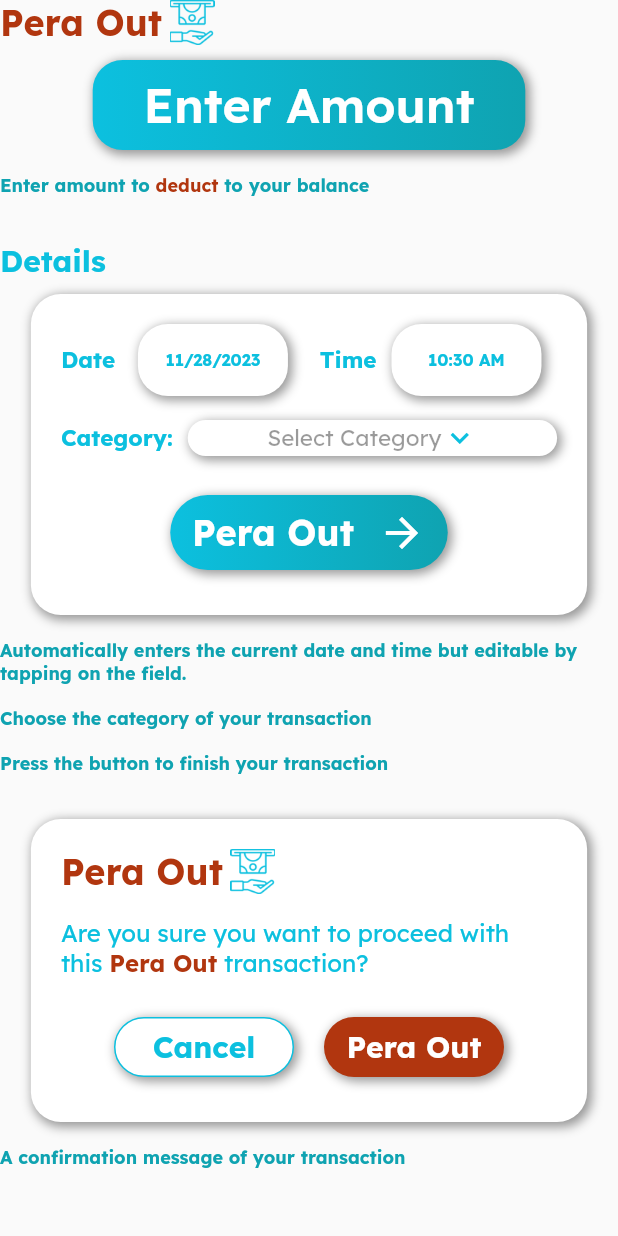
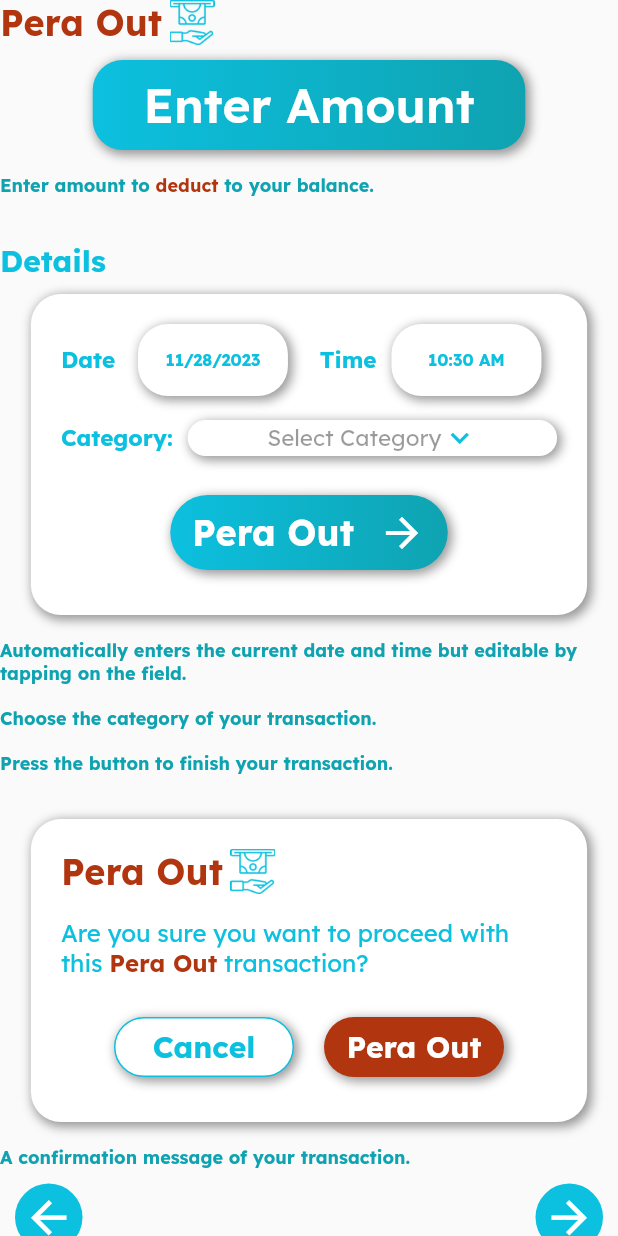
Before and after one commit to Montero-MD/peraplan, a Flutter app: the PeraOutHelp widget shown alone on an empty page, opened directly, on a phone screen of 412 x 824 dp. Run offline on Flutter 3.47's test engine with Material 2 defaults, Android fonts, the phone set to English and light mode, and no system bars; our stand-ins replace google_fonts, hive, hive_flutter, responsive_sizer; accounts and stored records are empty.

Commit message:
edited sized boxes

```diff
--- a/lib/components/help_section_3.dart
+++ b/lib/components/help_section_3.dart
@@ -1,6 +1,6 @@
 import 'package:flutter/material.dart';
 import 'package:peraplan/pages/help_page_2.dart';
-import 'package:peraplan/pages/home_page.dart';
+import 'package:peraplan/pages/help_page_4.dart';
 import 'package:peraplan/utils/styles.dart';
 
 class PeraOutHelp extends StatelessWidget {
@@ -71,7 +71,7 @@ class PeraOutHelp extends StatelessWidget {
                       text: 'deduct ',
                       style: helpRed,
                     ),
-                    TextSpan(text: 'to your balance', style: helpText),
+                    TextSpan(text: 'to your balance.', style: helpText),
                   ],
                 ),
               ),
@@ -256,7 +256,7 @@ class PeraOutHelp extends StatelessWidget {
             children: [
               Expanded(
                 child: Text(
-                  'Automatically enters the current date and time but editable by tapping on the field.\n\nChoose the category of your transaction\n\nPress the button to finish your transaction',
+                  'Automatically enters the current date and time but editable by tapping on the field.\n\nChoose the category of your transaction.\n\nPress the button to finish your transaction.',
                   style: helpText,
                 ),
               ),
@@ -376,13 +376,12 @@ class PeraOutHelp extends StatelessWidget {
             children: [
               Expanded(
                 child: Text(
-                  'A confirmation message of your transaction',
+                  'A confirmation message of your transaction.',
                   style: helpText,
                 ),
               ),
             ],
           ),
-          SizedBox(height: large),
           Row(
             mainAxisAlignment: MainAxisAlignment.spaceBetween,
             children: [
@@ -393,8 +392,7 @@ class PeraOutHelp extends StatelessWidget {
                       pageBuilder: (context, animation, secondaryAnimation) {
                         return const HelpPage2();
                       },
-                      transitionDuration: const Duration(
-                          milliseconds: 100), // Set a shorter duration
+                      transitionDuration: const Duration(milliseconds: 100),
                       transitionsBuilder:
                           (context, animation, secondaryAnimation, child) {
                         const Offset begin = Offset(-1.0, 0.0);
@@ -430,10 +428,9 @@ class PeraOutHelp extends StatelessWidget {
                   Navigator.of(context).push(
                     PageRouteBuilder(
                       pageBuilder: (context, animation, secondaryAnimation) {
-                        return const HomePage(); // replace with HelpPage4
+                        return const HelpPage4();
                       },
-                      transitionDuration: const Duration(
-                          milliseconds: 100), // Set a shorter duration
+                      transitionDuration: const Duration(milliseconds: 100),
                       transitionsBuilder:
                           (context, animation, secondaryAnimation, child) {
                         const Offset begin = Offset(1.0, 0.0);
@@ -465,7 +462,7 @@ class PeraOutHelp extends StatelessWidget {
                 ),
               )
             ],
-          )
+          ),
         ],
       ),
     );
```
